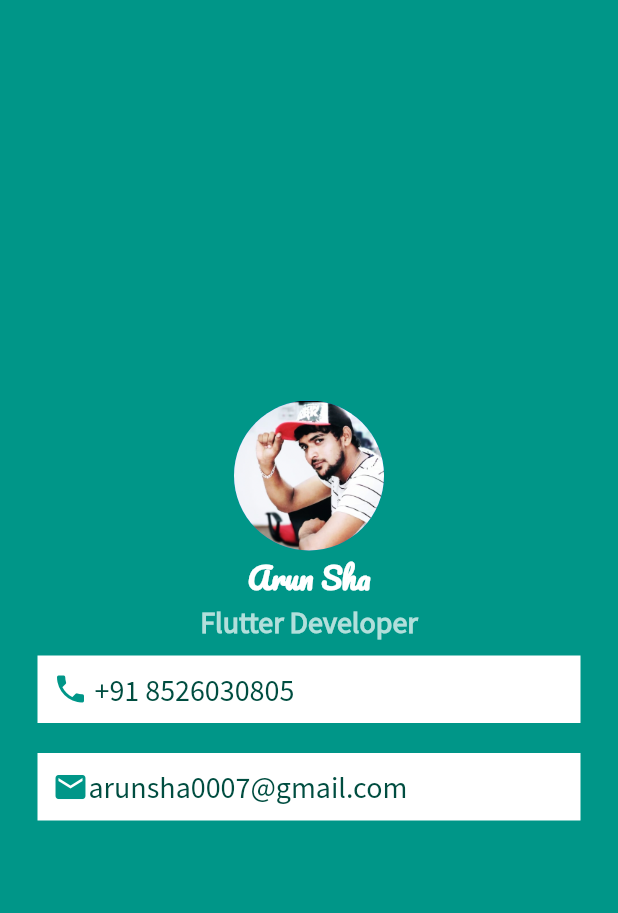
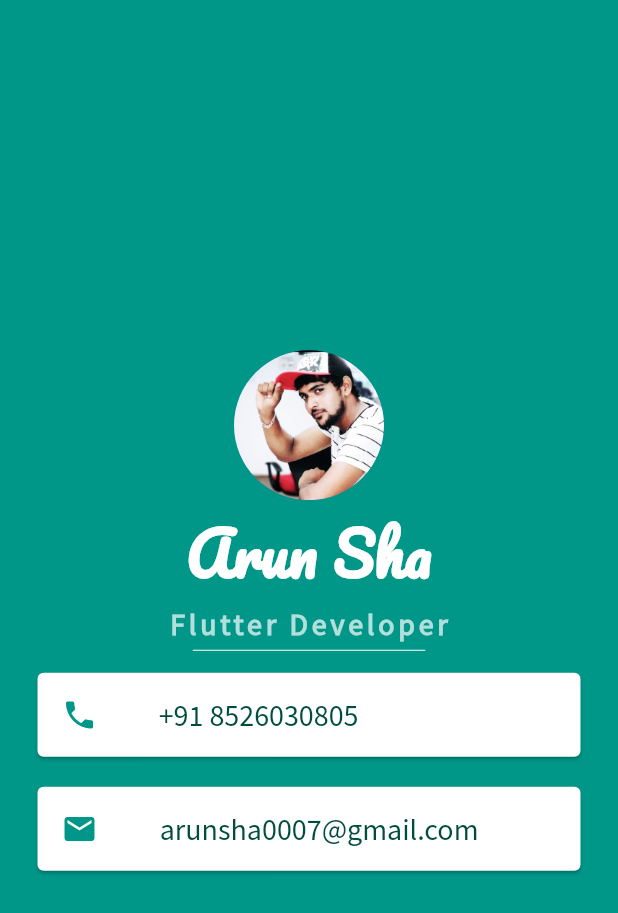
Before and after one commit to Arunachalam0007/Flutter-Learning-App-22, a Flutter app: the screen it shows after launch, on a phone screen of 412 x 824 dp. Shown: the top 913 px of the screen. Run offline on Flutter 3.47's test engine with Material 2 defaults, Android fonts, the phone set to English and light mode, and no system bars.

Commit message:
Business_Card_App: Card Widget with ListTile

```diff
--- a/Flutter Basic Apps/business_card_app/lib/main.dart
+++ b/Flutter Basic Apps/business_card_app/lib/main.dart
@@ -14,14 +14,14 @@ class MyApp extends StatelessWidget {
             child: Column(
           mainAxisAlignment: MainAxisAlignment.center,
           children: <Widget>[
-            CircleAvatar(
+            const CircleAvatar(
               backgroundImage: AssetImage('images/arunsha.png'),
               radius: 50.0,
             ),
-            Text(
+            const Text(
               'Arun Sha',
               style: TextStyle(
-                fontSize: 20,
+                fontSize: 40,
                 fontWeight: FontWeight.bold,
                 color: Colors.white,
                 fontFamily: 'Pacifico',
@@ -34,48 +34,50 @@ class MyApp extends StatelessWidget {
                 fontWeight: FontWeight.bold,
                 color: Colors.teal.shade100,
                 fontFamily: 'SourceSansPro',
+                letterSpacing: 2.5,
               ),
             ),
-            Container(
+            const SizedBox(
+              height: 10,
+              width: 155,
+              child: Divider(
+                color: Colors.white,
+              ),
+            ),
+            Card(
               color: Colors.white,
               margin: EdgeInsets.symmetric(vertical: 10, horizontal: 25),
-              padding: EdgeInsets.all(10),
-              child: Row(
-                children: [
-                  Icon(
+              child: ListTile(
+                leading:  const Icon(
                   Icons.phone,
                   color: Colors.teal,
                 ),
-                  Text(
-                    ' +91 8526030805',
+                trailing: Text(
+                  ' +91 8526030805                                 ',
                   style: TextStyle(
                     color: Colors.teal.shade900,
                     fontFamily: 'SourceSansPro',
                     fontSize: 20,
                   ),
                 ),
-                ],
               ),
             ),
-            Container(
+            Card(
               color: Colors.white,
               margin: EdgeInsets.symmetric(vertical: 10, horizontal: 25),
-              padding: EdgeInsets.all(10),
-              child: Row(
-                children: [
-                  Icon(
+              child: ListTile(
+                leading: const Icon(
                   Icons.email,
                   color: Colors.teal,
                 ),
-                  Text(
-                    'arunsha0007@gmail.com',
+                trailing:  Text(
+                  'arunsha0007@gmail.com             ',
                   style: TextStyle(
                     color: Colors.teal.shade900,
                     fontFamily: 'SourceSansPro',
                     fontSize: 20,
                   ),
                 ),
-                ],
               ),
             )
           ],
```
Lines whose indentation alone changed are shown as unchanged.
